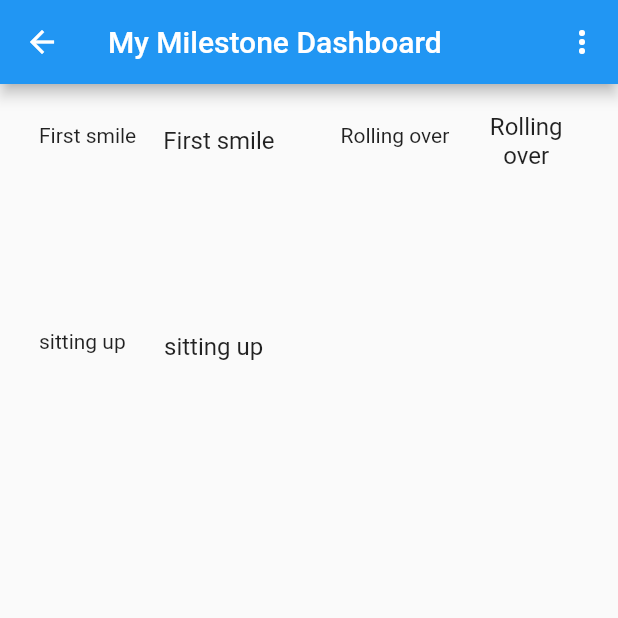
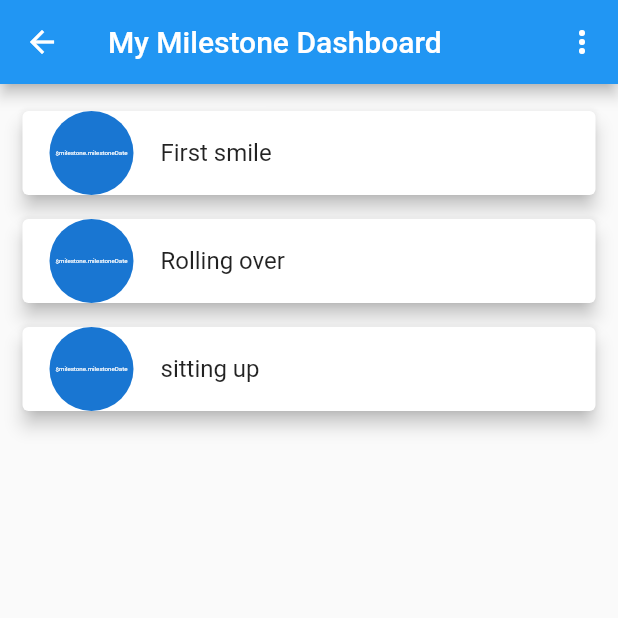
Before and after one commit to haxzzallian/my_baby_milestone, a Flutter app: the Dashboard screen opened by its route, on a phone screen of 412 x 824 dp, the top half of it. Run offline on Flutter 3.47's test engine with Material 2 defaults, Android fonts, the phone set to English and light mode, and no system bars; our stand-ins replace smooth_page_indicator.

Commit message:
added fonts and worked on the display of milestone with milestone widget

```diff
--- a/lib/widgets/milestone_item.dart
+++ b/lib/widgets/milestone_item.dart
@@ -13,45 +13,42 @@ class MilestoneItem extends StatelessWidget {
   @override
   Widget build(BuildContext context) {
     final milestone = Provider.of<Milestone>(context, listen: false);
-    return ClipRRect(
-      borderRadius: BorderRadius.circular(10),
+    return Card(
+      elevation: 5,
+      margin: EdgeInsets.symmetric(vertical: 8, horizontal: 5),
       child: ListTile(
-        leading: Text(
-          milestone.type,
-          textAlign: TextAlign.center,
+        onTap: () {
+          ///go to milestone details
+        },
+        leading: CircleAvatar(
+          //backgroundColor: _bgColor,
+          radius: 30,
+          child: Padding(
+            padding: const EdgeInsets.all(6),
+            child: FittedBox(
+              child: Text('\$milestone.milestoneDate'),
+            ),
+          ),
         ),
         title: Text(
           milestone.type,
-          textAlign: TextAlign.center,
         ),
-
-        /*GestureDetector(
-          onTap: () {
-            Navigator.of(context).pushNamed(
-              MilestoneDetailScreen.routeName,
-              arguments: milestone.id,
-            );
-          },
-          child: Image.network(
-            product.imageUrl,
-            fit: BoxFit.cover,
-          ),
-        ),*/
-        /*footer: GridTileBar(
-          backgroundColor: Colors.black87,
-          leading: Consumer<Product>(
-            builder: (ctx, product, _) => IconButton(
-              icon: Icon(
-                product.isFavorite ? Icons.favorite : Icons.favorite_border,
-              ),
-              color: Theme.of(context).accentColor,
-              onPressed: () {
-                product.toggleFavoriteStatus();
-              },
-            ),
-          ),*/
-        //title:
+        //subtitle: Text(milestone.remark),
       ),
+      /*trailing: MediaQuery.of(context).size.width > 511
+          ? FlatButton.icon(
+              onPressed: () =>
+                  widget.delTransaction(widget.updateTransactions.id),
+              icon: const Icon(Icons.delete),
+              label: const Text('Delete'),
+              textColor: Theme.of(context).errorColor,
+            )
+          : IconButton(
+              icon: const Icon(Icons.delete),
+              onPressed: () =>
+                  widget.delTransaction(widget.updateTransactions.id),
+              color: Theme.of(context).errorColor,
+            ),*/
     );
   }
 }
--- a/lib/widgets/milestone_list.dart
+++ b/lib/widgets/milestone_list.dart
@@ -9,7 +9,7 @@ class MilestoneList extends StatelessWidget {
   Widget build(BuildContext context) {
     final milestoneData = Provider.of<Milestones>(context);
     final milestones = milestoneData.items;
-    return GridView.builder(
+    return ListView.builder(
       padding: const EdgeInsets.all(10.0),
       itemCount: milestones.length,
       itemBuilder: (ctx, i) => ChangeNotifierProvider.value(
@@ -21,12 +21,6 @@ class MilestoneList extends StatelessWidget {
             // products[i].imageUrl,
             ),
       ),
-      gridDelegate: SliverGridDelegateWithFixedCrossAxisCount(
-        crossAxisCount: 2,
-        childAspectRatio: 3 / 2,
-        crossAxisSpacing: 10,
-        mainAxisSpacing: 10,
-      ),
     );
   }
 }
```
Also changed, not shown: pubspec.yaml (+12 -0 lines), assets/fonts/OpenSans-Bold.ttf (added), assets/fonts/OpenSans-Regular.ttf (added), assets/fonts/Quicksand-Bold.ttf (added), assets/fonts/Quicksand-Light.ttf (added), assets/fonts/Quicksand-Medium.ttf (added), assets/fonts/Quicksand-Regular.ttf (added), lib/screen/milestone_details_screen.dart (added).
